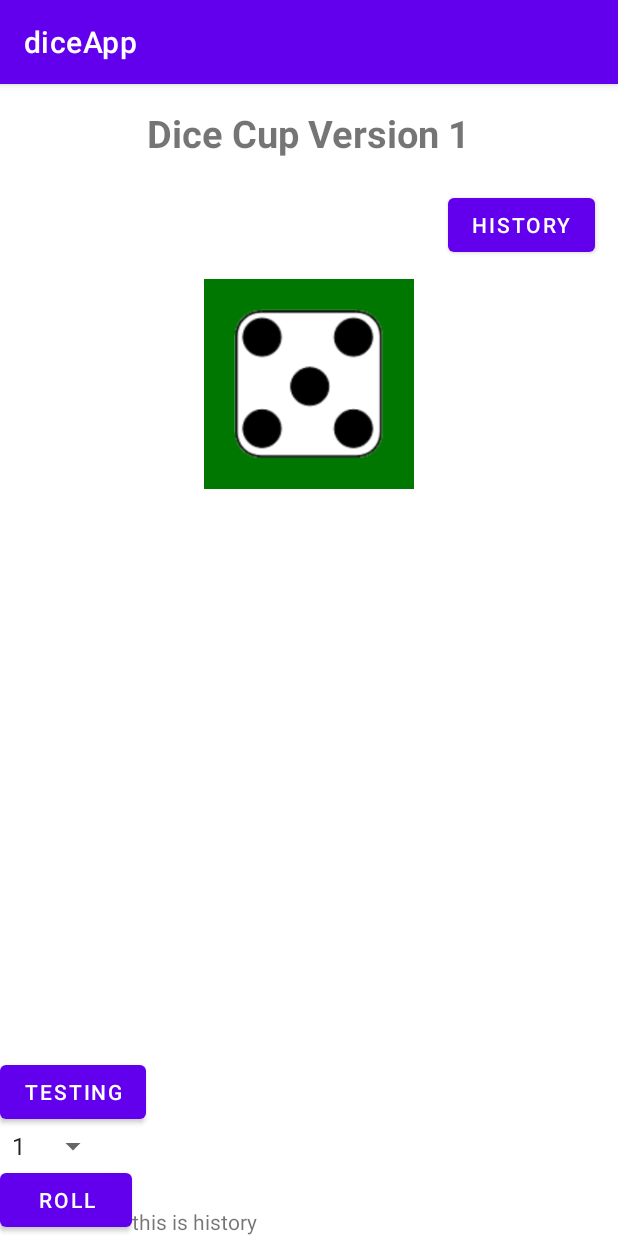
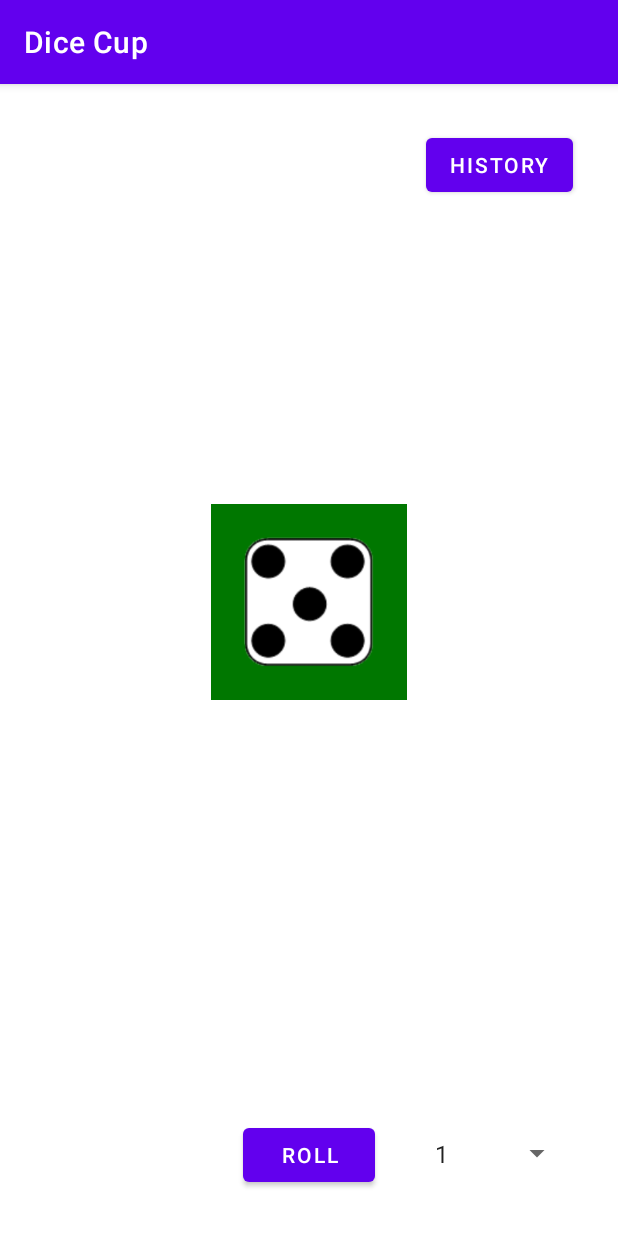
Before and after one commit to mrbacky/diceApp, an Android app: the screen it shows after launch (MainActivity), after a tap on "ROLL", on a phone screen of 412 x 824 dp. Run offline under Robolectric (Android 15) with nearby library versions, the phone set to English and light mode, and no system bars.

Commit message:
main activity design, displaying dynamic history, clear button directs to main activity, getting time of throw

```diff
--- a/app/src/main/java/com/example/diceapp/BEDiceThrow.kt
+++ b/app/src/main/java/com/example/diceapp/BEDiceThrow.kt
@@ -8,7 +8,7 @@ import kotlin.collections.ArrayList
 
 @Parcelize
 data class BEDiceThrow(
-    var time: Int,
+    var time: String,
     var diceValues: List<Int>
 ) : Parcelable {
 
--- a/app/src/main/java/com/example/diceapp/MainActivity.kt
+++ b/app/src/main/java/com/example/diceapp/MainActivity.kt
@@ -5,32 +5,24 @@ import android.os.Bundle
 import android.util.Log
 import android.view.View
 import android.widget.AdapterView
+import android.widget.ArrayAdapter
 import android.widget.ImageView
 import android.widget.LinearLayout
 import androidx.appcompat.app.AppCompatActivity
 import kotlinx.android.synthetic.main.activity_main.*
 import kotlinx.android.synthetic.main.dice_throw_cell.*
+import java.text.SimpleDateFormat
 import java.util.*
 import kotlin.collections.ArrayList
 
+
 class MainActivity : AppCompatActivity() {
     private val REQUEST_CODE_ANSWER = 1
+    private val DICE_THROWS_ARRAY = "throws"
     private val gen = Random()
-
-
     private var numberOfSelectedDices = 2
     private val diceIds = Constants.diceIds
-
-
-    var diceNumbers = DiceThrows().diceNumbers
     private var diceThrowsHistory = arrayListOf<BEDiceThrow>()
-
-//    private var diceThrowsHistory = arrayListOf(
-//        BEDiceThrow(1, listOf(1, 6, 2, 2)),
-//        BEDiceThrow(1, listOf(1, 6, 2, 6)),
-//        BEDiceThrow(1, listOf(4, 2, 2, 1))
-//
-//    )
 
     fun onClickHistory(view: View) {
         val i = Intent(this, HistoryActivity::class.java)
@@ -46,13 +38,18 @@ class MainActivity : AppCompatActivity() {
         if (requestCode == REQUEST_CODE_ANSWER)
             if (resultCode == RESULT_OK) {
                 diceThrowsHistory.clear()
+
             }
 
     }
 
+
+    // create view model
     override fun onCreate(savedInstanceState: Bundle?) {
-        Log.d("debug", "$diceThrowsHistory and ${diceThrowsHistory.size}")
         super.onCreate(savedInstanceState)
+
+
+        Log.i("debug", "$diceThrowsHistory and ${diceThrowsHistory.size}")
         setContentView(R.layout.activity_main)
         createBoard(2)
         sDicePicker.onItemSelectedListener = object : AdapterView.OnItemSelectedListener {
@@ -77,27 +74,43 @@ class MainActivity : AppCompatActivity() {
     fun createBoard(value: Int) {
         llDiceBoard.removeAllViewsInLayout()
         for (i in 1..value) {
-            val randomNumber = gen.nextInt(6) + 1
-            val imageViewDice = ImageView(this)
-            imageViewDice.id = i
-            imageViewDice.layoutParams = LinearLayout.LayoutParams(150, 150)
-            imageViewDice.setImageResource(diceIds[randomNumber])
-            llDiceBoard.addView(imageViewDice)
+            putDice(i)
         }
+    }
+
+    private fun putDice(i: Int) {
+        val randomNumber = gen.nextInt(6) + 1
+        val imageViewDice = ImageView(this)
+        imageViewDice.id = i
+        imageViewDice.layoutParams = LinearLayout.LayoutParams(150, 150)
+        imageViewDice.setPadding(10, 0, 10, 0)
+        imageViewDice.setImageResource(diceIds[randomNumber])
+        llDiceBoard.addView(imageViewDice)
     }
 
     fun onClickRoll(view: View) {
         llDiceBoard.removeAllViewsInLayout()
+
+        val rowDiceCombinations = arrayListOf<Int>()
+
         for (i in 1..numberOfSelectedDices) {
             val randomNumber = gen.nextInt(6) + 1
             val imageViewDice = ImageView(this)
             imageViewDice.id = i
             imageViewDice.layoutParams = LinearLayout.LayoutParams(150, 150)
+            imageViewDice.setPadding(10, 0, 10, 0)
             imageViewDice.setImageResource(diceIds[randomNumber])
             llDiceBoard.addView(imageViewDice)
+
+            rowDiceCombinations.add(randomNumber)
         }
-        //var diceCombinations = mutableListOf<Int>(1, 2, 5)
-        updateHistory()
+
+        val simpleDateFormat = SimpleDateFormat("HH:mm:ss")
+        val time: String = simpleDateFormat.format(Date())
+
+        println("$time ------------------------")
+        val diceThrow = BEDiceThrow(time, rowDiceCombinations)
+        diceThrowsHistory.add(diceThrow)
 
     }
 
@@ -113,15 +126,14 @@ class MainActivity : AppCompatActivity() {
     }
 
     fun onClickClear(view: View) {
-        diceNumbers.clear()
         updateHistory()
 
     }
 
     fun testingButton(view: View) {
-        diceThrowsHistory.add(BEDiceThrow(1, listOf(1, 6, 2, 2)))
-        Log.d("debug", "$diceThrowsHistory and ${diceThrowsHistory.size}")
-
+//        diceThrowsHistory.add(BEDiceThrow(1, listOf(1, 6, 2, 2)))
+//        Log.d("debug", "$diceThrowsHistory and ${diceThrowsHistory.size}")
+        createBoard(numberOfSelectedDices)
     }
 
 
--- a/app/src/main/res/layout/activity_main.xml
+++ b/app/src/main/res/layout/activity_main.xml
@@ -11,52 +11,30 @@
         android:id="@+id/btnHistory"
         android:layout_width="wrap_content"
         android:layout_height="wrap_content"
-        android:layout_marginTop="70dp"
-        android:layout_marginEnd="15dp"
+        android:layout_marginTop="30dp"
+        android:layout_marginEnd="30dp"
         android:onClick="onClickHistory"
         android:text="History"
         app:layout_constraintEnd_toEndOf="parent"
         app:layout_constraintTop_toTopOf="parent" />
 
-    <TextView
-        android:id="@+id/tvHeader"
-        android:layout_width="wrap_content"
-        android:layout_height="wrap_content"
-        android:layout_alignParentTop="true"
-        android:layout_centerHorizontal="true"
-        android:layout_marginTop="15dp"
-        android:text="@string/dice_cup_version_1"
-        android:textSize="25sp"
-        android:textStyle="bold"
-        app:layout_constraintEnd_toEndOf="parent"
-        app:layout_constraintStart_toStartOf="parent"
-        app:layout_constraintTop_toTopOf="parent" />
 
     <LinearLayout
-        android:padding="20dp"
         android:id="@+id/llDiceBoard"
         android:layout_width="wrap_content"
         android:layout_height="wrap_content"
-        android:layout_below="@+id/tvHeader"
         android:layout_centerHorizontal="true"
-        android:layout_marginTop="80dp"
         android:background="@color/diceBoard"
         android:orientation="horizontal"
+        android:padding="15dp"
+        app:layout_constraintBottom_toTopOf="@+id/btnRoll"
         app:layout_constraintEnd_toEndOf="parent"
         app:layout_constraintStart_toStartOf="parent"
-        app:layout_constraintTop_toBottomOf="@+id/tvHeader">
-
+        app:layout_constraintTop_toTopOf="parent">
 
 
     </LinearLayout>
 
-    <Button
-        android:text="testing"
-        android:onClick="testingButton"
-        android:layout_width="wrap_content"
-        android:layout_height="wrap_content"
-        app:layout_constraintBottom_toTopOf="@+id/sDicePicker"
-        app:layout_constraintStart_toStartOf="parent" />
 
     <Button
         android:id="@+id/btnRoll"
@@ -64,29 +42,23 @@
         android:layout_height="wrap_content"
         android:layout_below="@+id/llDiceBoard"
         android:layout_centerHorizontal="true"
+        android:layout_marginBottom="30dp"
         android:onClick="onClickRoll"
         android:text="@string/roll"
         app:layout_constraintBottom_toBottomOf="parent"
+        app:layout_constraintEnd_toEndOf="parent"
         app:layout_constraintStart_toStartOf="parent" />
 
-    <TextView
-        android:id="@+id/tvHistory"
-        android:layout_width="wrap_content"
-        android:layout_height="wrap_content"
-        android:layout_below="@+id/btnRoll"
-        android:layout_centerHorizontal="true"
-        android:text="this is history"
+    <Spinner
+        android:id="@+id/sDicePicker"
+        android:layout_width="100dp"
+        android:layout_height="50dp"
+        android:layout_marginBottom="30dp"
+        android:entries="@array/dices"
         app:layout_constraintBottom_toBottomOf="parent"
+        app:layout_constraintEnd_toEndOf="parent"
+        app:layout_constraintHorizontal_bias="0.52"
         app:layout_constraintStart_toEndOf="@+id/btnRoll" />
 
 
-    <Spinner
-        android:entries="@array/dices"
-        android:id="@+id/sDicePicker"
-        android:layout_width="wrap_content"
-        android:layout_height="wrap_content"
-        app:layout_constraintBottom_toTopOf="@+id/btnRoll"
-        app:layout_constraintStart_toStartOf="parent" />
-
-
 </androidx.constraintlayout.widget.ConstraintLayout>
--- a/app/src/main/res/values/strings.xml
+++ b/app/src/main/res/values/strings.xml
@@ -1,6 +1,5 @@
 <resources>
-    <string name="app_name">diceApp</string>
-    <string name="dice_cup_version_1">Dice Cup Version 1</string>
+    <string name="app_name">Dice Cup</string>
     <string name="roll">Roll</string>
     <string name="clear">Clear</string>
     <string-array name="dices">
```
Also changed, not shown: app/src/main/java/com/example/diceapp/HistoryActivity.kt (+3 -13 lines), app/src/main/java/com/example/diceapp/HistoryAdapter.kt (+3 -8 lines), app/src/main/res/layout/activity_history.xml (+12 -5 lines).
